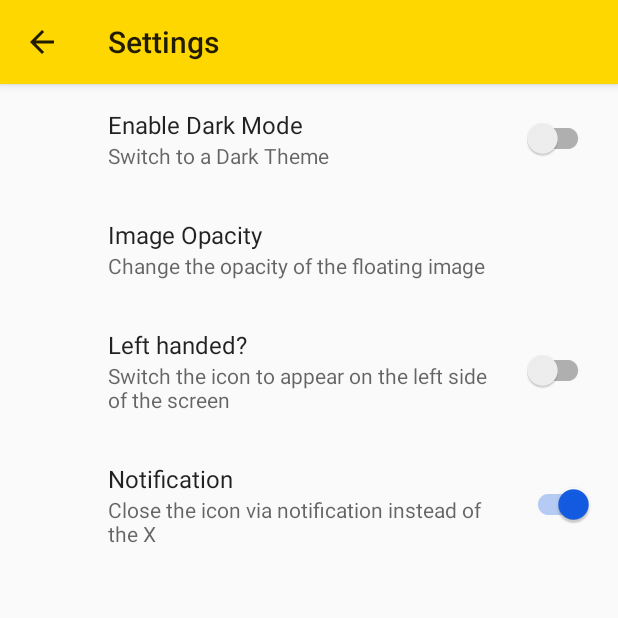
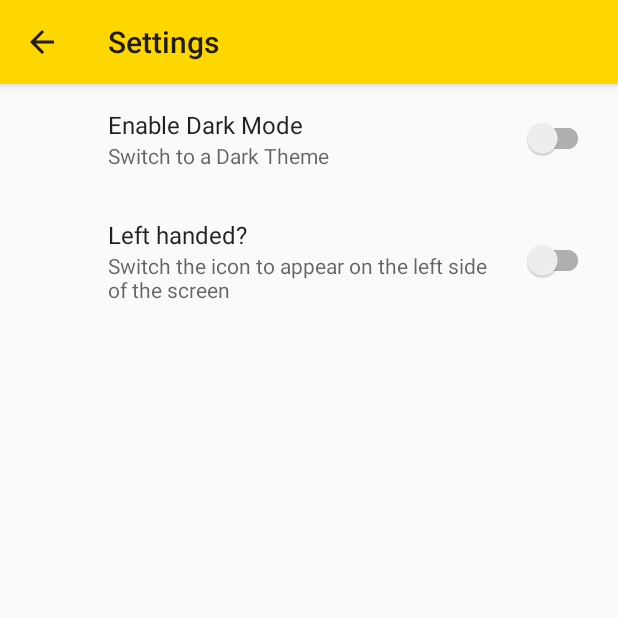
Before and after one commit to VicBow/HeroesHelperFree, an Android app: the SettingsFragment screen opened directly, with no data from a screen before it, on a phone screen of 412 x 824 dp, the top half of it. Run offline under Robolectric (Android 15) with nearby library versions, the phone set to English and light mode, and no system bars; our stand-ins replace androidx.preference.

Commit message:
Commented out transparency and notification til its fixed

```diff
--- a/app/build.gradle
+++ b/app/build.gradle
@@ -6,8 +6,8 @@ android {
         applicationId "motivationapps.heroeshelperfree"
         minSdkVersion 19
         targetSdkVersion 26
-        versionCode 24
-        versionName "3.1"
+        versionCode 25
+        versionName "3.2"
         testInstrumentationRunner "android.support.test.runner.AndroidJUnitRunner"
     }
     buildTypes {
--- a/app/src/main/java/motivationalapps/heroeshelperFree/FloatingWidgetService.java
+++ b/app/src/main/java/motivationalapps/heroeshelperFree/FloatingWidgetService.java
@@ -289,7 +289,9 @@ public class FloatingWidgetService extends Service implements View.OnClickListen
 
         //find id of the info creation layout
         infoView = mFloatingWidgetView.findViewById(R.id.content_container);
-        if (notification) {
+
+        //TODO: If I can get this crap to work without causing issues
+        /*if (notification) {
             generateNotification(this, "Open the Main Screen", "Tap here to open the main app screen", NOTIFICATION_ID);
             mFloatingWidgetView.findViewById(R.id.close_floating_view).setVisibility(View.GONE);
         }
@@ -297,7 +299,7 @@ public class FloatingWidgetService extends Service implements View.OnClickListen
             if (notificationManager != null) {
                 notificationManager.cancel(NOTIFICATION_ID);
             }
-        }
+        }*/
         addTextViews();
 
         //Generate ads - Here and in the two spots on Floating widget layout
--- a/app/src/main/res/xml/preferences.xml
+++ b/app/src/main/res/xml/preferences.xml
@@ -6,14 +6,14 @@
         android:key="theme_switch"
         android:summary="@string/theme_summary"
         android:title="@string/theme_title" />
-    <ListPreference
+    <!--<ListPreference
         android:key="transparent_preference"
         android:title="@string/opacity"
         android:summary="@string/opacity_summary"
         android:inputType="number"
         android:entries="@array/opacity_array"
         android:entryValues="@array/opacity_values"
-        android:defaultValue="255"/>
+        android:defaultValue="255"/>-->
 
     <android.support.v7.preference.SwitchPreferenceCompat
         android:defaultValue="false"
@@ -21,10 +21,10 @@
         android:summary="@string/hand_summary"
         android:title="@string/hand_title" />
 
-    <android.support.v7.preference.SwitchPreferenceCompat
+    <!--<android.support.v7.preference.SwitchPreferenceCompat
         android:defaultValue="true"
         android:key="notification_switch"
         android:summary="@string/notification_summary"
-        android:title="@string/notification_title" />
+        android:title="@string/notification_title" />-->
 
 </PreferenceScreen>
```
Also changed, not shown: 2 other files.
